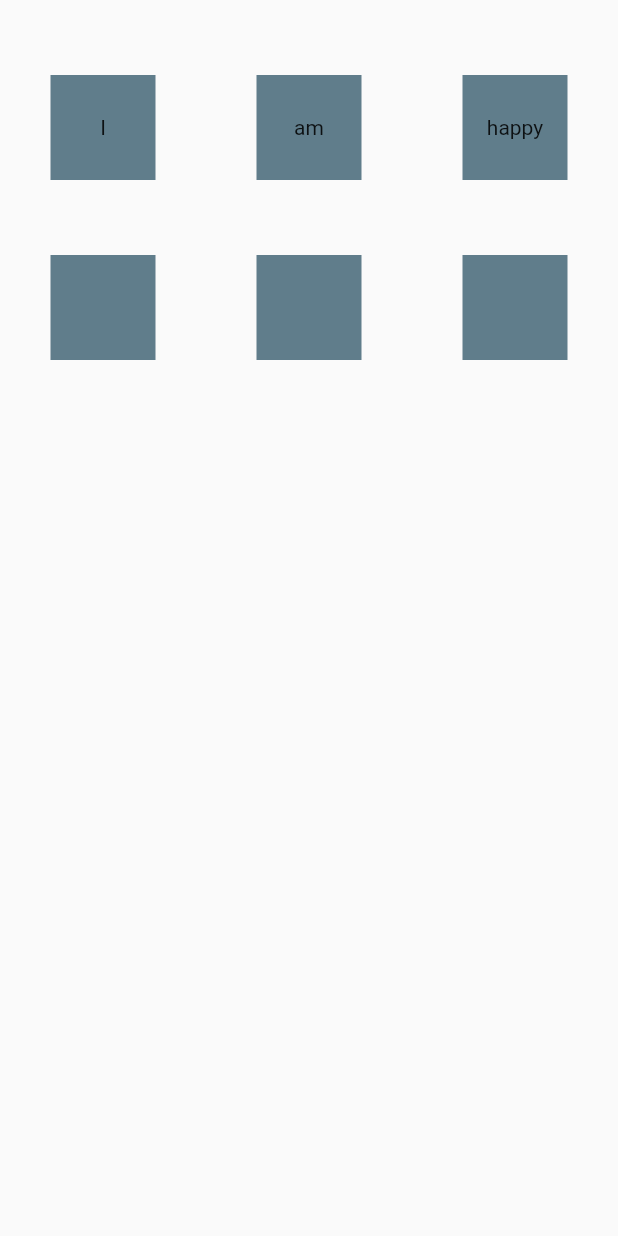
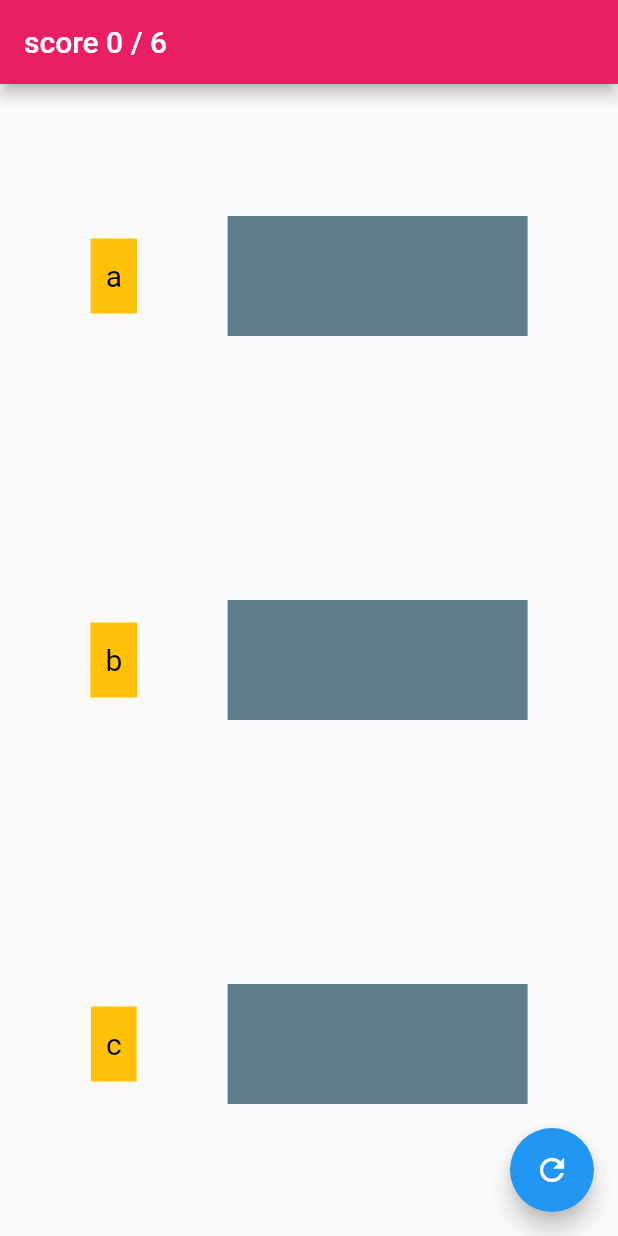
Before and after one commit to RafiaChy/duolingo_clone, a Flutter app: the screen it shows after launch, on a phone screen of 412 x 824 dp. Run offline on Flutter 3.47's test engine with Material 2 defaults, Android fonts, the phone set to English and light mode, and no system bars; Roboto replaces fonts that are missing (PressStart).

```diff
--- a/lib/main.dart
+++ b/lib/main.dart
@@ -1,22 +1,20 @@
-import 'package:duolingo_clone/pages/first_screen.dart';
+// import 'package:duolingo_clone/pages/ColorGame.dart';
+import 'package:duolingo_clone/pages/ColorGame.dart';
+import 'package:flutter/cupertino.dart';
 import 'package:flutter/material.dart';
 
-void main() {
-  runApp(const MyApp());
-}
+void main() => runApp(MyApp());
 
 class MyApp extends StatelessWidget {
-  const MyApp({Key? key}) : super(key: key);
+  const MyApp({ Key? key }) : super(key: key);
 
   @override
   Widget build(BuildContext context) {
     return MaterialApp(
-      title: 'Flutter Demo',
       theme: ThemeData(
-
-        primarySwatch: Colors.blue,
+        fontFamily: 'PressStart',
       ),
-      home: FirstScreen(),
+      home: ColorGame(),
     );
   }
 }
--- /dev/null
+++ b/lib/pages/ColorGame.dart
@@ -0,0 +1,109 @@
+import 'dart:math';
+
+import 'package:flutter/material.dart';
+
+class ColorGame extends StatefulWidget {
+  const ColorGame({ Key? key }) : super(key: key);
+
+  @override
+  _ColorGameState createState() => _ColorGameState();
+}
+
+class _ColorGameState extends State<ColorGame> {
+  final Map<String, bool> score = {};
+
+  final Map choices = {
+    'a' : 'I',
+    'b' : 'am',
+    'c' : 'happy',
+  };
+
+  int seed = 0;
+
+  @override
+  Widget build(BuildContext context) {
+    return Scaffold(appBar: AppBar(
+      title: Text('score ${score.length} / 6'),
+      backgroundColor: Colors.pink,
+
+    ),
+    floatingActionButton: FloatingActionButton(onPressed: (){setState(() {
+      score.clear();
+      seed++;
+    });}, child: Icon(Icons.refresh),),
+    body: Row(
+      mainAxisAlignment: MainAxisAlignment.spaceEvenly,
+      children: [
+        Column(
+          mainAxisAlignment: MainAxisAlignment.spaceAround,
+         // crossAxisAlignment: CrossAxisAlignment.end,
+          children: choices.keys.map((e) {return
+           Draggable(data: e, child: Words(word: e,), feedback: Words(word: e,), childWhenDragging:Words(word: ''));
+           }).toList()
+        ),
+
+        Column(
+          mainAxisAlignment: MainAxisAlignment.spaceAround,
+         // crossAxisAlignment: CrossAxisAlignment.start,
+          children: choices.keys.map((e) => buildTarget(e)).toList(),
+        )
+      ],
+    ),
+    );
+  }
+
+  Widget  buildTarget( String word){
+  return DragTarget<String>(builder:
+  (BuildContext context, List<String?> accepted, rejected){
+    if(score[word]== true){
+      return Container(
+        color:  Colors.pink,
+        child: Text('Correct'),
+        alignment: Alignment.center,
+        height: 80,
+        width: 200,
+      );
+    }
+    else{
+      return Container(
+        color: Colors.blueGrey,
+        height: 80,
+        width: 200,
+      );
+    }
+  },
+  onAccept: (data){
+    print(data);
+    setState(() {
+    score[word] = true;
+  });},
+  onWillAccept: (data) => data == word,
+  );
+}
+}
+
+
+
+class Words extends StatelessWidget {
+  const Words({
+    Key? key,
+    required this.word,
+  }) : super(key: key);
+  final String word;
+
+  @override
+  Widget build(BuildContext context) {
+    return Material(
+      color: Colors.amber,
+      child: Container(
+        alignment: Alignment.center,
+        height: 50,
+        padding: EdgeInsets.all(10),
+        child: Text(
+          word,
+          style: TextStyle(color: Colors.black, fontSize: 20),
+        ),
+      ),
+    );
+  }
+}
--- a/lib/pages/first_screen.dart
+++ b/lib/pages/first_screen.dart
@@ -1,88 +1,19 @@
-import 'dart:math';
-
+import 'package:duolingo_clone/pages/ColorGame.dart';
+import 'package:flutter/cupertino.dart';
 import 'package:flutter/material.dart';
 
-class FirstScreen extends StatefulWidget {
-  const FirstScreen({ Key? key }) : super(key: key);
+void main() => runApp(MyApp());
 
-  @override
-  _FirstScreenState createState() => _FirstScreenState();
-}
-
-class _FirstScreenState extends State<FirstScreen> {
-
-  final Map choices = {
-    'I' : 'I',
-    'am' : 'am',
-    'happy' : 'happy',
-  };
-
- bool condition = false;
+class MyApp extends StatelessWidget {
+  const MyApp({ Key? key }) : super(key: key);
 
   @override
   Widget build(BuildContext context) {
-    return Scaffold(
-      body: SafeArea(
-        child: Column(
-          children: [
-            const SizedBox(height: 50,),
-            Row(
-              mainAxisAlignment: MainAxisAlignment.spaceAround,
-              children: choices.keys.map((e) {
-                return Draggable<String>(
-                  data: e,
-                  child: drags(e),
-                  feedback: drags(e),
-                  childWhenDragging: drags('')
-                  );
-              }).toList(),
-            ),
-            const SizedBox(height: 50,),
-            Row(
-              mainAxisAlignment: MainAxisAlignment.spaceAround,
-
-              children: choices.keys.map((word) => buildTarget(word)).toList()
-            ),
-
-          ],
-        ),
-        ),
+    return MaterialApp(
+      theme: ThemeData(
+        fontFamily: 'PressStart',
+      ),
+      home: ColorGame(),
     );
   }
-
-  Widget drags(e) {
-    return Container(
-                  color: Colors.blueGrey,
-                  padding: const EdgeInsets.all(2),
-                  width: 70,
-                  height: 70,
-                  child: Center(child: Text(e),),
-                );
-  }
-
-  Widget buildTarget(String words){
-
-    return DragTarget<String>(
-              builder: (BuildContext context, List<String?> accepted, List<dynamic> rejected)
-
-             {
-                  return condition?   drags(words): drags('');
-
-               },
-
-             onWillAccept: (data) => data == words,
-             onAccept: (data){
-               condition = true;
-                 print('####'+data);
-                setState(() {
-
-                });
-             },
-
-              );
-
-
-
-  }
-
 }
```
